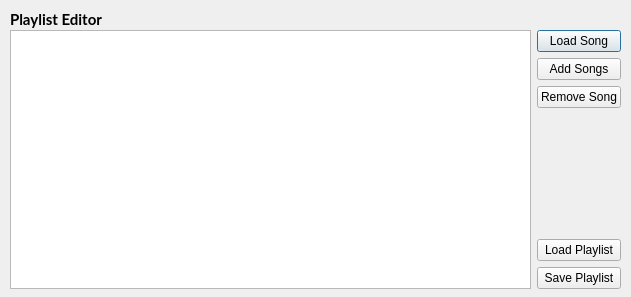
Before: the Qt Designer form playlist_ui.ui in Vampouille/superboucle, drawn with Qt 5.
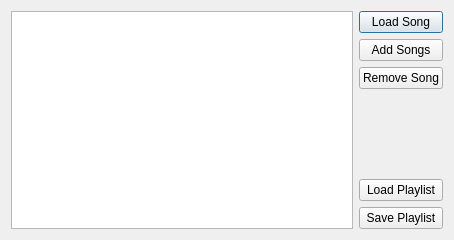
After: the same form once the commit is applied.

Commit message: -restored compatibility with python <3.3 (had used the .clear method on a list) -outpurt ports set to max (7) -added support for doubleclicking items in the playlist

Diff of the .ui file:
```diff
--- a/playlist_ui.ui
+++ b/playlist_ui.ui
@@ -6,47 +6,19 @@
    <rect>
     <x>0</x>
     <y>0</y>
-    <width>631</width>
-    <height>297</height>
+    <width>454</width>
+    <height>240</height>
    </rect>
   </property>
   <property name="windowTitle">
-   <string>Manage Devices</string>
-  </property>
-  <widget class="QLabel" name="label_5">
-   <property name="geometry">
-    <rect>
-     <x>10</x>
-     <y>10</y>
-     <width>141</width>
-     <height>19</height>
-    </rect>
-   </property>
-   <property name="font">
-    <font>
-     <family>Lato</family>
-     <pointsize>11</pointsize>
-     <weight>75</weight>
-     <bold>true</bold>
-    </font>
-   </property>
-   <property name="text">
     <string>Playlist Editor</string>
    </property>
-   <property name="alignment">
-    <set>Qt::AlignLeading|Qt::AlignLeft|Qt::AlignVCenter</set>
-   </property>
-  </widget>
-  <widget class="QWidget" name="horizontalLayoutWidget">
-   <property name="geometry">
-    <rect>
-     <x>10</x>
-     <y>30</y>
-     <width>611</width>
-     <height>259</height>
-    </rect>
-   </property>
+  <layout class="QGridLayout" name="gridLayout">
+   <item row="0" column="0">
    <layout class="QHBoxLayout" name="horizontalLayout">
+     <property name="sizeConstraint">
+      <enum>QLayout::SetNoConstraint</enum>
+     </property>
     <item>
      <widget class="QListWidget" name="playlistList">
       <property name="maximumSize">
@@ -122,7 +94,8 @@
      </layout>
     </item>
    </layout>
-  </widget>
+   </item>
+  </layout>
  </widget>
  <resources/>
  <connections/>
```
Lines whose indentation alone changed are shown as unchanged. The commit also changes 3 other files.
